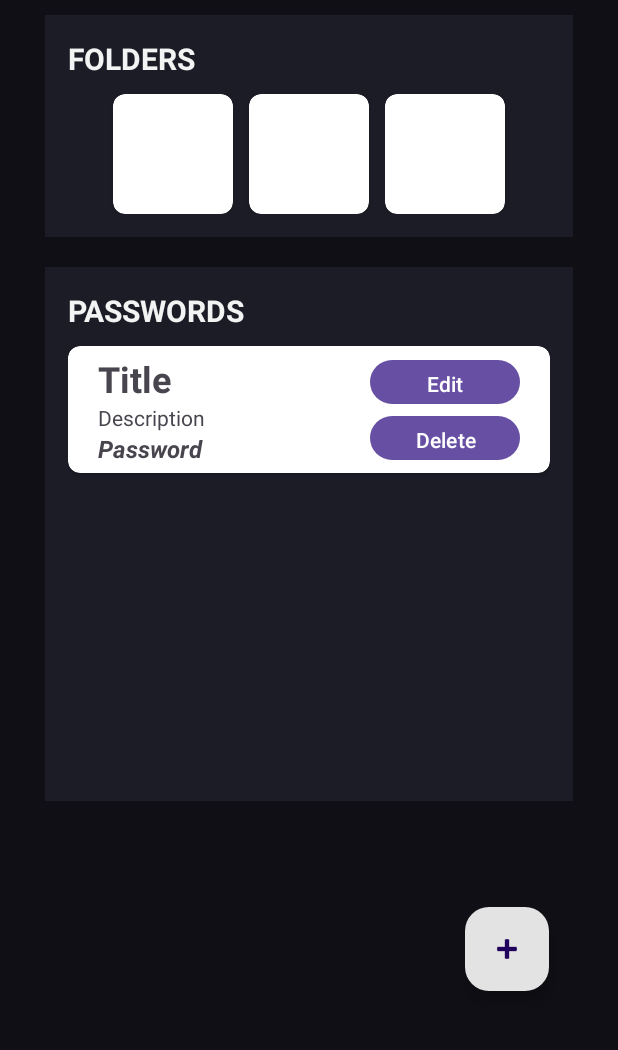
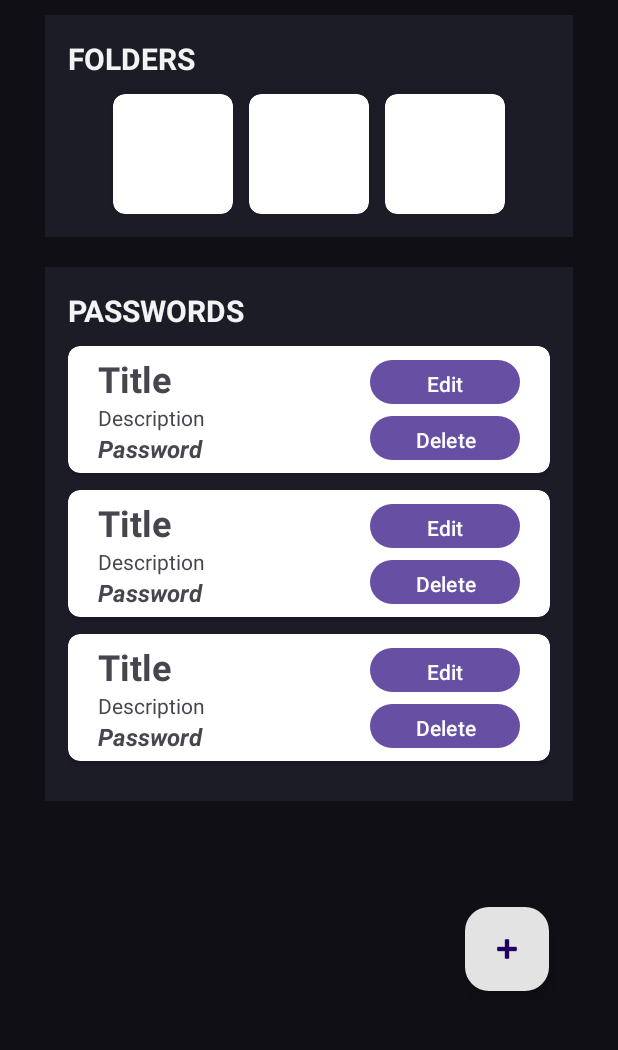
Before and after one commit to css-enjoyer/MP_Password-Manager, an Android app: the layout activity_main.xml on its own in the app's theme, with its tools: preview values and no code run, on a phone screen of 412 x 824 dp, the part 176-1226 px from its top. Run offline under Robolectric (Android 15) with nearby library versions, the phone set to English and light mode, and no system bars.

Commit message:
Finish edit password feature

```diff
--- a/app/src/main/AndroidManifest.xml
+++ b/app/src/main/AndroidManifest.xml
@@ -15,6 +15,7 @@
         tools:targetApi="31">
         <activity
             android:name=".MainActivity"
+            android:windowSoftInputMode="adjustResize"
             android:exported="true">
             <intent-filter>
                 <action android:name="android.intent.action.MAIN" />
--- a/app/src/main/java/com/example/mobproj/DBHandler.kt
+++ b/app/src/main/java/com/example/mobproj/DBHandler.kt
@@ -86,12 +86,11 @@
     fun updatePassword(pw: Password): Int {
         val db = this.writableDatabase
         val contentValues = ContentValues()
-        contentValues.put(COL_ID, pw.pwID)
         contentValues.put(COL_TITLE, pw.pwTitle)
         contentValues.put(COL_DESC, pw.pwDesc)
         contentValues.put(COL_PW, pw.password)
 
-        val success = db.update(TABLE_PASSWORDS, contentValues, "id=" + pw.pwID, null)
+        val success = db.update(TABLE_PASSWORDS, contentValues, "$COL_ID=?", arrayOf(pw.pwID.toString()))
         db.close()
         return success
     }
--- a/app/src/main/java/com/example/mobproj/MainActivity.kt
+++ b/app/src/main/java/com/example/mobproj/MainActivity.kt
@@ -89,6 +89,7 @@
 
                 }
             }
+            dbHandler?.getPassword()
         }
         pinDialog.show()
     }
--- a/app/src/main/res/layout/password_layout.xml
+++ b/app/src/main/res/layout/password_layout.xml
@@ -2,7 +2,7 @@
 <LinearLayout xmlns:android="http://schemas.android.com/apk/res/android"
     xmlns:app="http://schemas.android.com/apk/res-auto"
     android:layout_width="match_parent"
-    android:layout_height="match_parent"
+    android:layout_height="wrap_content"
     android:layout_marginBottom="6dp"
     android:orientation="vertical">
 
@@ -70,7 +70,6 @@
                     android:layout_height="37dp"
                     android:text="Delete" />
             </LinearLayout>
-
         </LinearLayout>
     </androidx.cardview.widget.CardView>
 </LinearLayout>
```
